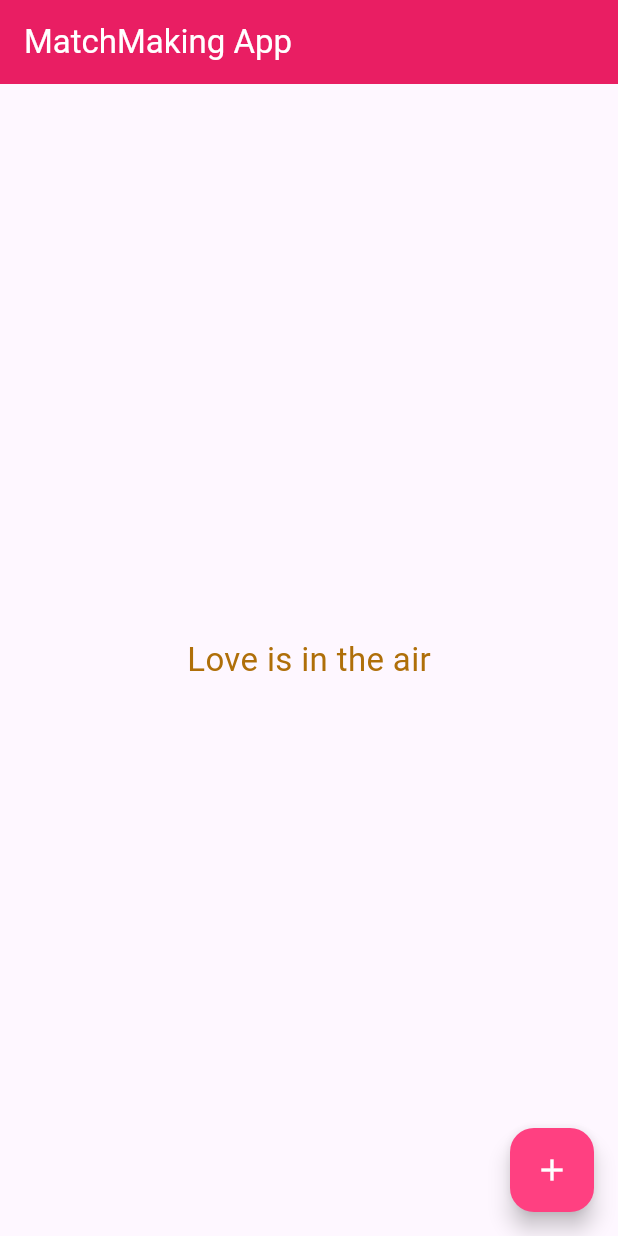
After one commit to riley-tannie/flutter_app, a Flutter app: the screen it shows after launch, on a phone screen of 412 x 824 dp. The commit adds this screen. Run offline on Flutter 3.47's test engine with Material 3 defaults, Android fonts, the phone set to English and light mode, and no system bars.

Commit message:
match m branch updated

```diff
--- /dev/null
+++ b/lib/week04/matchm.dart
@@ -0,0 +1,25 @@
+import 'package:flutter/material.dart';
+
+class Matchm extends StatelessWidget {
+  const Matchm({super.key});
+
+  @override
+  Widget build(BuildContext context) {
+    return Scaffold(
+      appBar: AppBar(
+        title: Text('MatchMaking App',
+          style: TextStyle(color: Colors.white),),
+        backgroundColor: Colors.pink,
+        ),
+        body: Center(
+          child: Text('Love is in the air',
+            style: TextStyle(fontSize: 22, color: Color.fromARGB(255,175,111,9)),
+          ),
+        ),
+        floatingActionButton: FloatingActionButton(
+          onPressed: null,
+          backgroundColor: Colors.pinkAccent,
+          child: Icon(Icons.add, color: Colors.white,),),
+    );
+  }
+}
```
Also changed, not shown: lib/main.dart (+3 -17 lines).
